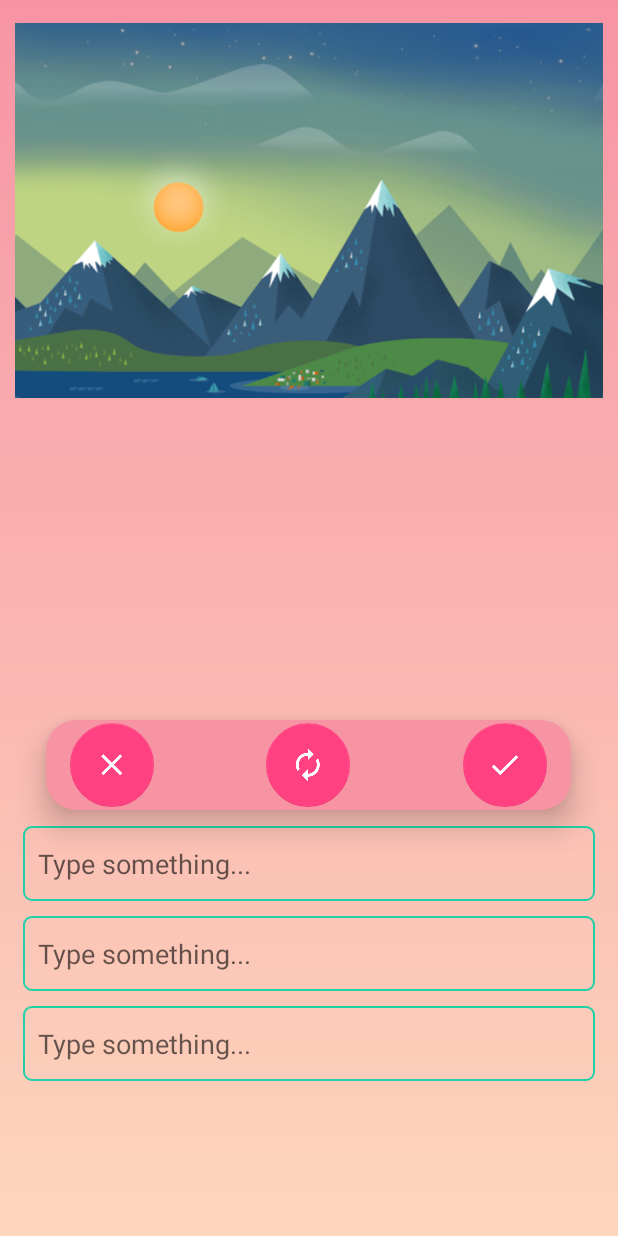
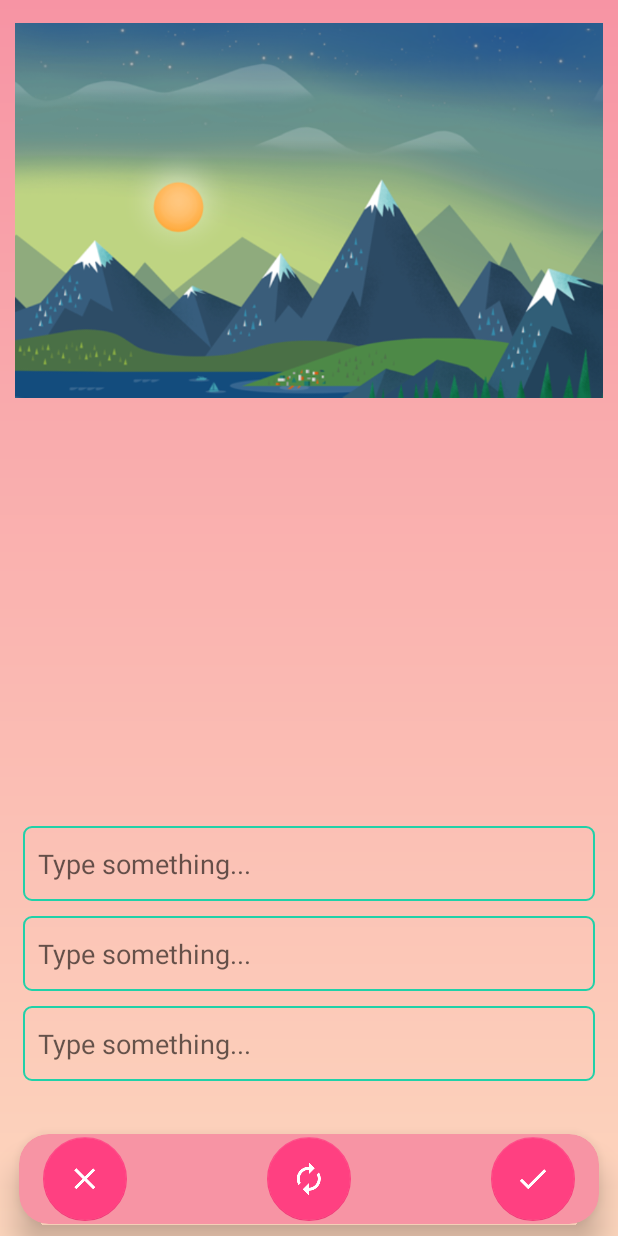
Before and after one commit to Sudharshaun/Perception, an Android app: the screen it shows after launch (MainActivity), on a phone screen of 412 x 824 dp. Run offline under Robolectric (Android 15) with nearby library versions, the phone set to English and light mode, and no system bars; our stand-ins replace Firebase (no records; nobody signed in at launch, a user with empty details on screens opened directly).

Commit message:
Cardview correction commit

```diff
--- a/app/src/main/res/layout/activity_main.xml
+++ b/app/src/main/res/layout/activity_main.xml
@@ -47,7 +47,6 @@
             android:hint="@string/type_something"
             android:inputType="textPersonName"
             android:paddingLeft="10sp"
-            android:imeOptions="actionDone"
             android:textColorLink="@color/colorPrimaryDark" />
 
         <EditText
@@ -65,7 +64,6 @@
             android:hint="@string/type_something"
             android:inputType="textPersonName"
             android:paddingLeft="10sp"
-            android:imeOptions="actionDone"
             android:paddingStart="10sp"
             android:textColorLink="@color/colorPrimaryDark" />
 
@@ -80,6 +78,7 @@
             android:layout_marginRight="15dp"
             android:background="@drawable/textbox"
             android:ems="10"
+            android:focusable="true"
             android:hint="@string/type_something"
             android:inputType="textPersonName"
             android:imeOptions="actionDone"
@@ -93,14 +92,16 @@
 
     <android.support.v7.widget.CardView
 
-        android:layout_width="350dp"
+        android:layout_width="match_parent"
         android:layout_height="60dp"
+        android:layout_marginEnd="25dp"
         android:layout_centerHorizontal="true"
-        android:layout_marginTop="480dp"
+        android:layout_alignParentBottom="true"
         app:cardBackgroundColor="@color/colorPrimaryDark"
         app:cardCornerRadius="20dp"
         app:cardElevation="12dp"
-        >
+        android:layout_marginBottom="8dp"
+        android:layout_marginRight="25dp">
 
         <RelativeLayout
             android:layout_width="match_parent"
```
